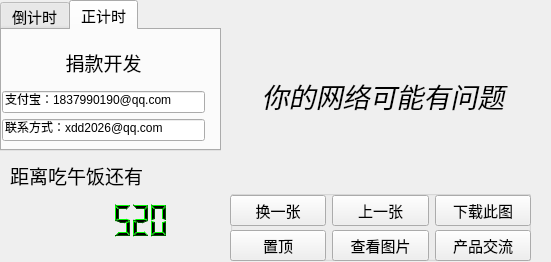
Qt form TimerXdd2/Timer2_2.ui (xdd1997/PythonXdd) before a commit.
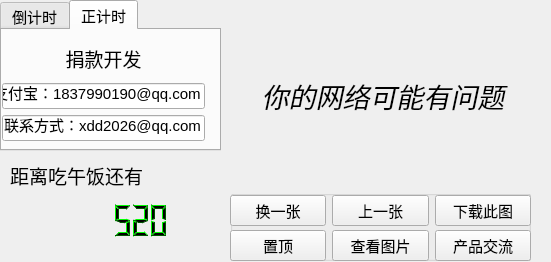
The same form after that commit.

Commit message: 0723更新，定为V1版，缺注册与上一张功能

```diff
--- a/TimerXdd2/Timer2_2.ui
+++ b/TimerXdd2/Timer2_2.ui
@@ -186,7 +186,7 @@
        <widget class="QLineEdit" name="lineEdit">
         <property name="font">
          <font>
-          <pointsize>9</pointsize>
+          <pointsize>11</pointsize>
          </font>
         </property>
         <property name="text">
@@ -195,12 +195,7 @@
        </widget>
       </item>
       <item>
-       <widget class="QLineEdit" name="lineEdit_2">
-        <property name="font">
-         <font>
-          <pointsize>9</pointsize>
-         </font>
-        </property>
+       <widget class="QLineEdit" name="lineEdit_lianxi">
         <property name="text">
          <string>联系方式：xdd2026@qq.com</string>
         </property>
```
Left out of the diff: 4 changed lines with no effect on the pictures. The commit also changes 2 other files.
